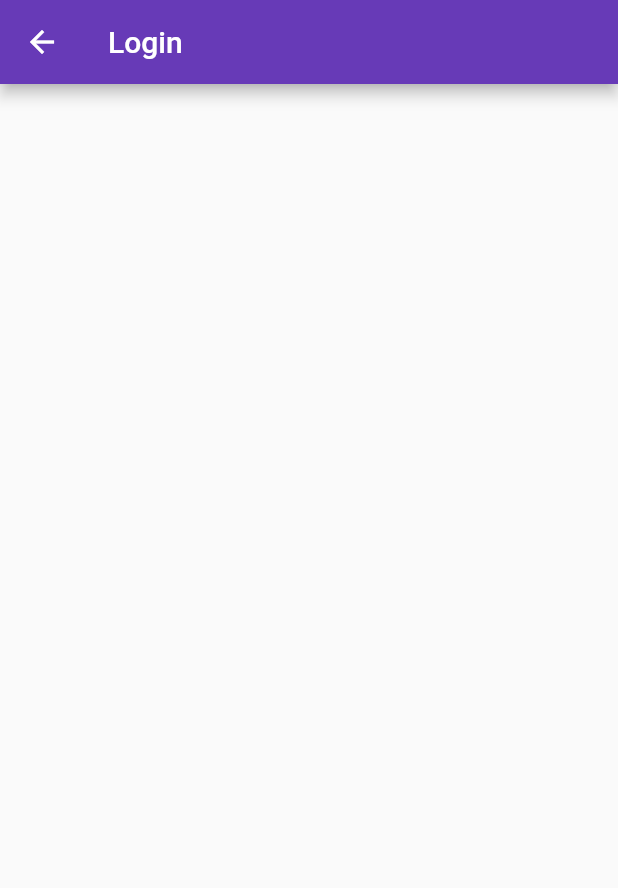
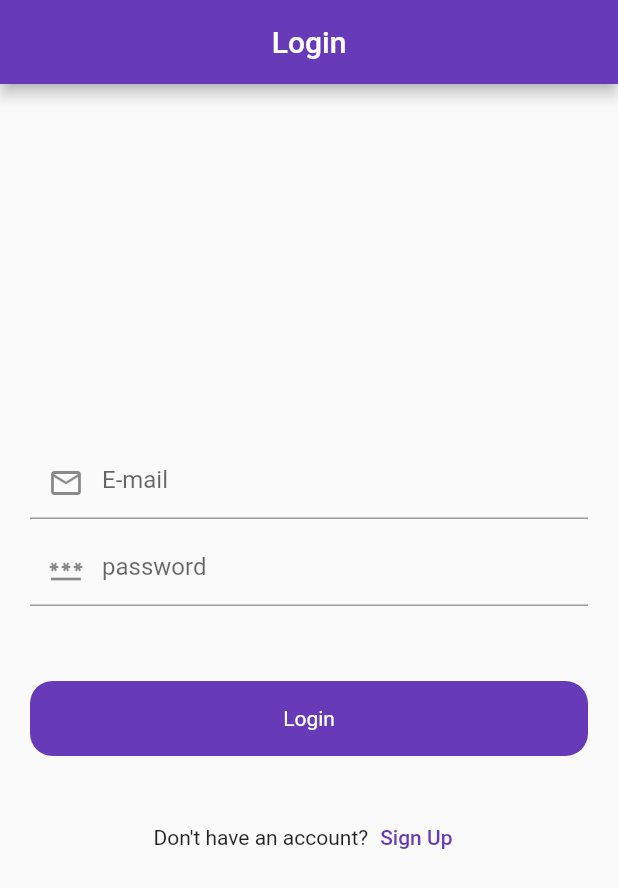
Before and after one commit to Lycanwave/To-Do-App, a Flutter app: the screen it shows after launch, on a phone screen of 412 x 824 dp. Shown: the top 888 px of the screen. Run offline on Flutter 3.47's test engine with Material 2 defaults, Android fonts, the phone set to English and light mode, and no system bars; our stand-ins replace firebase_auth, firebase_core, fluttertoast; accounts and stored records are empty.

Commit message:
Last created

```diff
--- a/lib/ui/auth/login_screen.dart
+++ b/lib/ui/auth/login_screen.dart
@@ -1,4 +1,7 @@
+import 'package:firebase/ui/auth/sign_up.dart';
+import 'package:firebase/widget/round_button.dart';
 import 'package:flutter/material.dart';
+import 'package:flutter/services.dart';
 
 class LoginScreen extends StatefulWidget {
   const LoginScreen({Key? key}) : super(key: key);
@@ -8,14 +11,105 @@ class LoginScreen extends StatefulWidget {
 }
 
 class _LoginScreenState extends State<LoginScreen> {
+  final _formField = GlobalKey<FormState>();
+  final emailController = TextEditingController();
+  final passwordController = TextEditingController();
+
+  @override
+  void dispose() {
+    // TODO: implement dispose
+    super.dispose();
+    emailController.dispose();
+    passwordController.dispose();
+  }
+
   @override
   Widget build(BuildContext context) {
-    return Scaffold(
-      appBar: AppBar(
-        title: Text('Login'),
-      ),
-      body: Column(
-        children: [],
+    return WillPopScope(
+      onWillPop: () async {
+        SystemNavigator.pop();
+        return true;
+      },
+      child: Scaffold(
+        appBar: AppBar(
+          centerTitle: true,
+          automaticallyImplyLeading: false,
+          title: const Text('Login'),
+        ),
+        body: Padding(
+          padding: const EdgeInsets.symmetric(horizontal: 20),
+          child: Column(
+            mainAxisAlignment: MainAxisAlignment.center,
+            crossAxisAlignment: CrossAxisAlignment.center,
+            children: [
+              Form(
+                key: _formField,
+                child: Column(
+                  children: [
+                    TextFormField(
+                      keyboardType: TextInputType.emailAddress,
+                      controller: emailController,
+                      decoration: const InputDecoration(
+                        hintText: "E-mail",
+                        prefixIcon: Icon(
+                          Icons.email_outlined,
+                        ),
+                        //helperText: "abc@xyz.com",
+                      ),
+                      validator: (value) {
+                        if (value!.isEmpty) {
+                          return 'Enter E-mail';
+                        } else {
+                          return null;
+                        }
+                      },
+                    ),
+                    SizedBox(height: 10),
+                    TextFormField(
+                      obscureText: true,
+                      controller: passwordController,
+                      decoration: const InputDecoration(
+                        hintText: "password",
+                        prefixIcon: Icon(Icons.password),
+
+                        //helperText: "abc@xyz.com",
+                      ),
+                      validator: (value) {
+                        if (value!.isEmpty) {
+                          return 'Enter Password';
+                        } else {
+                          return null;
+                        }
+                      },
+                    ),
+                  ],
+                ),
+              ),
+              SizedBox(height: 50),
+              RoundButton(
+                title: "Login",
+                onTap: () {
+                  if (_formField.currentState!.validate()) {}
+                },
+              ),
+              SizedBox(height: 30),
+              Row(
+                mainAxisAlignment: MainAxisAlignment.center,
+                children: [
+                  Text("Don't have an account?"),
+                  TextButton(
+                      onPressed: () {
+                        Navigator.push(
+                            context,
+                            MaterialPageRoute(
+                                builder: (context) => const Sign_up()));
+                      },
+                      child: Text("Sign Up")),
+                ],
+              )
+            ],
+          ),
+        ),
       ),
     );
   }
--- /dev/null
+++ b/lib/widget/round_button.dart
@@ -0,0 +1,36 @@
+import 'package:flutter/material.dart';
+
+class RoundButton extends StatelessWidget {
+  final String title;
+  final VoidCallback onTap;
+  final bool loading;
+  RoundButton(
+      {Key? key,
+      required this.title,
+      required this.onTap,
+      this.loading = false})
+      : super(key: key);
+
+  @override
+  Widget build(BuildContext context) {
+    return InkWell(
+      onTap: onTap,
+      child: Container(
+        height: 50,
+        width: 1000,
+        decoration: BoxDecoration(
+            color: Colors.deepPurple, borderRadius: BorderRadius.circular(15)),
+        child: Center(
+          child: loading == true
+              ? CircularProgressIndicator(
+                  color: Colors.green,
+                )
+              : Text(
+                  title,
+                  style: TextStyle(color: Colors.white),
+                ),
+        ),
+      ),
+    );
+  }
+}
```
Also changed, not shown: lib/ui/auth/sign_up.dart (added, +139 -0 lines), lib/utils/utils.dart (added, +15 -0 lines).
